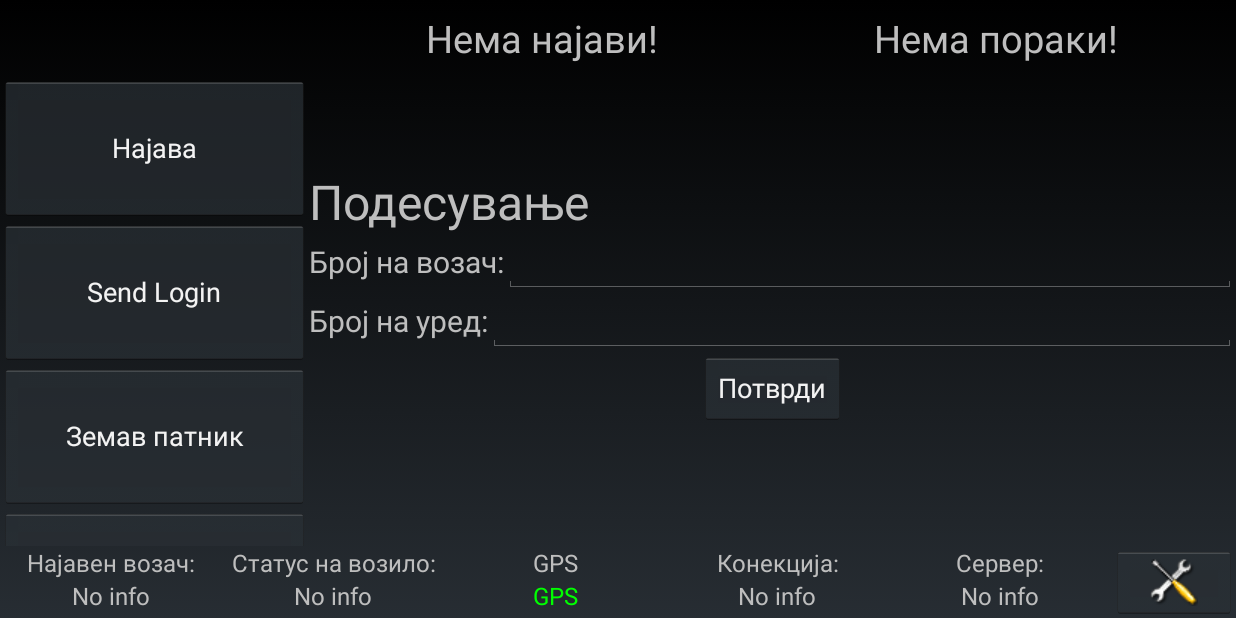
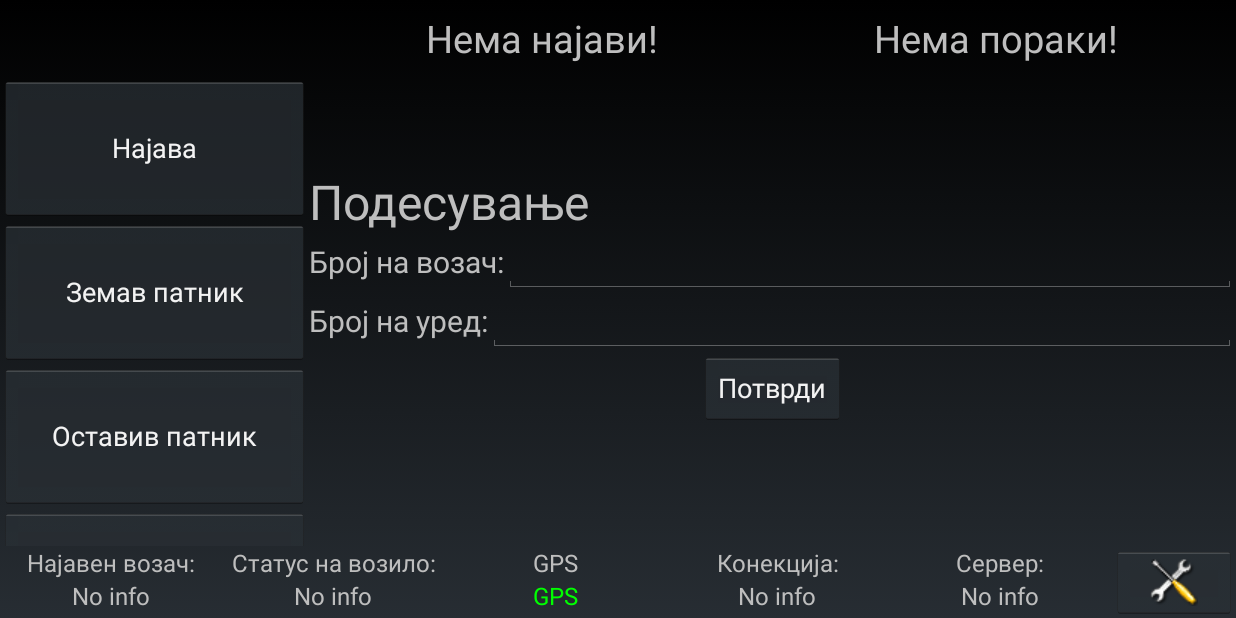
Before and after one commit to VelikovPetar/TaxiApp, an Android app: the screen it shows after launch (MainActivity), after a tap on an icon or button, on a phone screen of 824 x 412 dp (held sideways). Run offline under Robolectric (Android 15) with nearby library versions, the phone set to English and light mode, and no system bars; 1 statement that could not run was skipped.

Commit message:
Refactoring, extracting resources, fixed bugs

```diff
--- a/app/src/main/java/com/example/acer/taxiapp/FixedSizeList.java
+++ b/app/src/main/java/com/example/acer/taxiapp/FixedSizeList.java
@@ -31,4 +31,8 @@ public class FixedSizeList<E> {
     public int size() {
         return list.size();
     }
+
+    public void clear() {
+        list.clear();
+    }
 }
--- a/app/src/main/java/com/example/acer/taxiapp/fragments/MessagesFragment.java
+++ b/app/src/main/java/com/example/acer/taxiapp/fragments/MessagesFragment.java
@@ -134,7 +134,11 @@ public class MessagesFragment extends Fragment {
 
             String message = getItem(position);
             if(message != null) {
-                messageTextView.setText(String.format("%s...", message.substring(0, message.length() - 8).substring(0, 30)));
+                if(message.length() > 38) {
+                    messageTextView.setText(String.format("%s...", message.substring(0, message.length() - 8).substring(0, 30)));
+                } else {
+                    messageTextView.setText(String.format("%s", message.substring(0, message.length() - 8)));
+                }
                 timeTextView.setText(message.substring(message.length() - 8, message.length()));
             }
             return view;
--- a/app/src/main/res/layout/fragment_button_list.xml
+++ b/app/src/main/res/layout/fragment_button_list.xml
@@ -15,62 +15,57 @@
         <Button
             android:layout_width="match_parent"
             android:layout_height="96dp"
-            android:text="Send Login"
-            android:onClick="sendLoginMessage"/>
-        <Button
-            android:layout_width="match_parent"
-            android:layout_height="96dp"
-            android:text="Земав патник"
+            android:text="@string/client_taken"
             android:onClick="clientArrived"/>
         <Button
             android:layout_width="match_parent"
             android:layout_height="96dp"
-            android:text="Оставив патник"
+            android:text="@string/client_dropped_off"
             android:onClick="clientLeft"/>
         <Button
             android:layout_width="match_parent"
             android:layout_height="96dp"
-            android:text="Одјава"
+            android:text="@string/logout"
             android:onClick="sendLogoutMessage"/>
         <Button
             android:layout_width="match_parent"
             android:layout_height="96dp"
-            android:text="Пауза"
+            android:text="@string/pause"
             android:onClick="sendPauseStartMessage"/>
         <Button
             android:layout_width="match_parent"
             android:layout_height="96dp"
-            android:text="Крај на пауза"
+            android:text="@string/pause_end"
             android:onClick="sendPauseStopMessage"/>
         <Button
             android:layout_width="match_parent"
             android:layout_height="96dp"
-            android:text="Пораки"
+            android:text="@string/messages"
             android:onClick="showMessagesFragment"/>
         <Button
             android:layout_width="match_parent"
             android:layout_height="96dp"
-            android:text="Најави"
+            android:text="@string/offers"
             android:onClick="showOffersFragment"/>
         <Button
             android:layout_width="match_parent"
             android:layout_height="96dp"
-            android:text="Пријава за регион"
+            android:text="@string/register_for_region"
             android:onClick="registerForRegion"/>
         <Button
             android:layout_width="match_parent"
             android:layout_height="96dp"
-            android:text="Барање статус"
+            android:text="@string/request_status"
             android:onClick="requestStatus"/>
         <Button
             android:layout_width="match_parent"
             android:layout_height="96dp"
-            android:text="Инфо по региони"
+            android:text="@string/info_by_region"
             android:onClick="getInfoByRegion"/>
         <Button
             android:layout_width="match_parent"
             android:layout_height="96dp"
-            android:text="Генерирани пораки"
+            android:text="@string/generated_messages"
             android:onClick="showGeneratedMessagesFragment"/>
 
     </LinearLayout>
--- a/app/src/main/res/layout/fragment_config.xml
+++ b/app/src/main/res/layout/fragment_config.xml
@@ -12,7 +12,7 @@
         <TextView
             android:layout_width="match_parent"
             android:layout_height="wrap_content"
-            android:text="Подесување"
+            android:text="@string/setup"
             android:textSize="32sp"/>
         <LinearLayout
             android:layout_width="match_parent"
@@ -21,7 +21,7 @@
             <TextView
                 android:layout_width="wrap_content"
                 android:layout_height="wrap_content"
-                android:text="Број на возач:"
+                android:text="@string/driver_number"
                 android:textSize="20sp"
                 android:labelFor="@+id/edit_text_setup_driver_code"/>
             <EditText
@@ -39,7 +39,7 @@
             <TextView
                 android:layout_width="wrap_content"
                 android:layout_height="wrap_content"
-                android:text="Број на уред:"
+                android:text="@string/device_id"
                 android:textSize="20sp"
                 android:labelFor="@+id/edit_text_setup_device_code"/>
             <EditText
@@ -54,7 +54,7 @@
             android:id="@+id/button_confirm_config"
             android:layout_width="wrap_content"
             android:layout_height="wrap_content"
-            android:text="@string/config_confirm"/>
+            android:text="@string/confirm"/>
 
         <TextView
             android:id="@+id/text_view_error_config"
--- a/app/src/main/res/layout/fragment_offers.xml
+++ b/app/src/main/res/layout/fragment_offers.xml
@@ -35,7 +35,7 @@
             android:id="@+id/button_long_offer_confirm"
             android:layout_width="wrap_content"
             android:layout_height="wrap_content"
-            android:text="Прикажи на мапа"/>
+            android:text="@string/display_on_map"/>
     </LinearLayout>
 
 </LinearLayout>
--- a/app/src/main/res/layout/list_item_short_offer.xml
+++ b/app/src/main/res/layout/list_item_short_offer.xml
@@ -22,7 +22,8 @@
         android:id="@+id/button_short_offer_confirm"
         android:layout_width="wrap_content"
         android:layout_height="wrap_content"
-        android:text="Потврди"
-        android:textColor="#00FF00"/>
+        android:text="@string/confirm"
+        android:textColor="#00FF00"
+        android:padding="8dp"/>
 
 </LinearLayout>
--- a/app/src/main/res/values/strings.xml
+++ b/app/src/main/res/values/strings.xml
@@ -8,7 +8,7 @@
     <string name="login_error1">Внесовте погрешен код! Обидете се повторно!</string>
     <string name="login_error2">Мора да има интернет конекција и вклучени локациски сервиси за да се најавите!</string>
     <string name="gps_status">GPS</string>
-    <string name="config_confirm">Потврди</string>
+    <string name="confirm">Потврди</string>
     <string name="vehicle_status">Статус на возило:</string>
     <string name="no_offers">Нема најави!</string>
     <string name="no_messages">Нема пораки!</string>
@@ -43,4 +43,19 @@
     <string name="dest_dispatcher">До: Диспечер</string>
     <string name="dest_android">До: Android</string>
     <string name="message">Порака:</string>
+    <string name="client_taken">Земав патник</string>
+    <string name="client_dropped_off">Оставив патник</string>
+    <string name="logout">Одјава</string>
+    <string name="pause">Пауза</string>
+    <string name="pause_end">Крај на пауза</string>
+    <string name="messages">Пораки</string>
+    <string name="offers">Најави</string>
+    <string name="register_for_region">Пријава за регион</string>
+    <string name="request_status">Барање статус</string>
+    <string name="info_by_region">Инфо по региони</string>
+    <string name="generated_messages">Генерирани пораки</string>
+    <string name="setup">Подесување</string>
+    <string name="driver_number">Број на возач:</string>
+    <string name="device_id">Број на уред:</string>
+    <string name="display_on_map">Прикажи на мапа</string>
 </resources>
```
Also changed, not shown: app/src/main/java/com/example/acer/taxiapp/MainActivity.java (+16 -2 lines), app/src/main/java/com/example/acer/taxiapp/fragments/OffersStatusBarFragment.java (+11 -0 lines).
